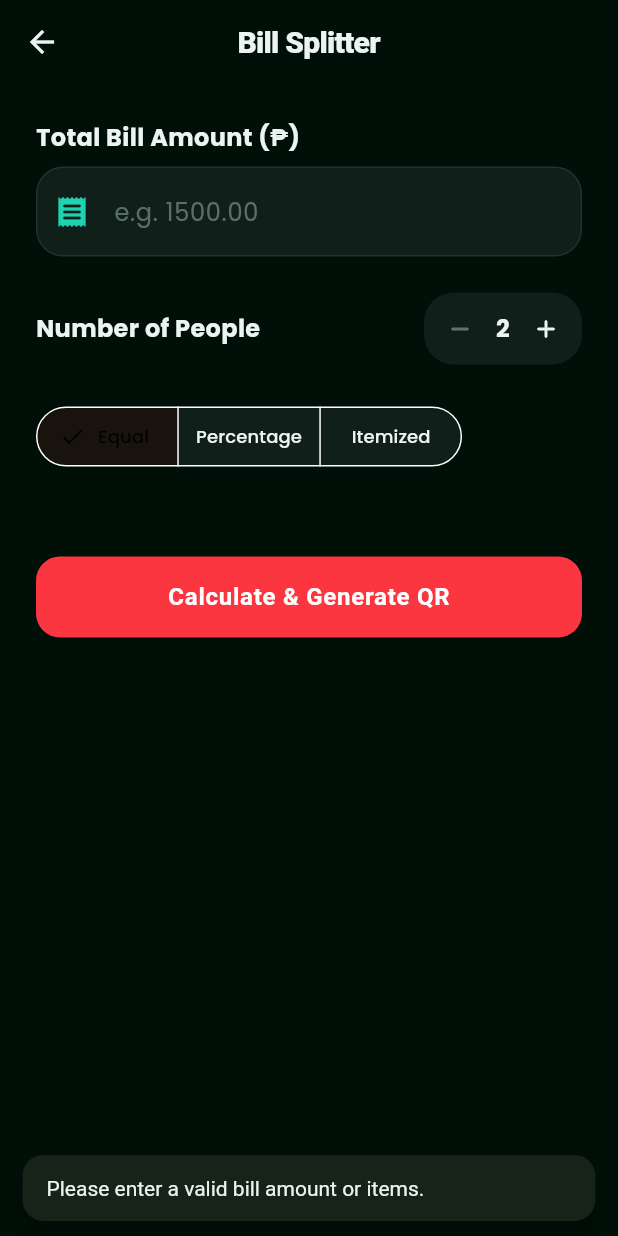
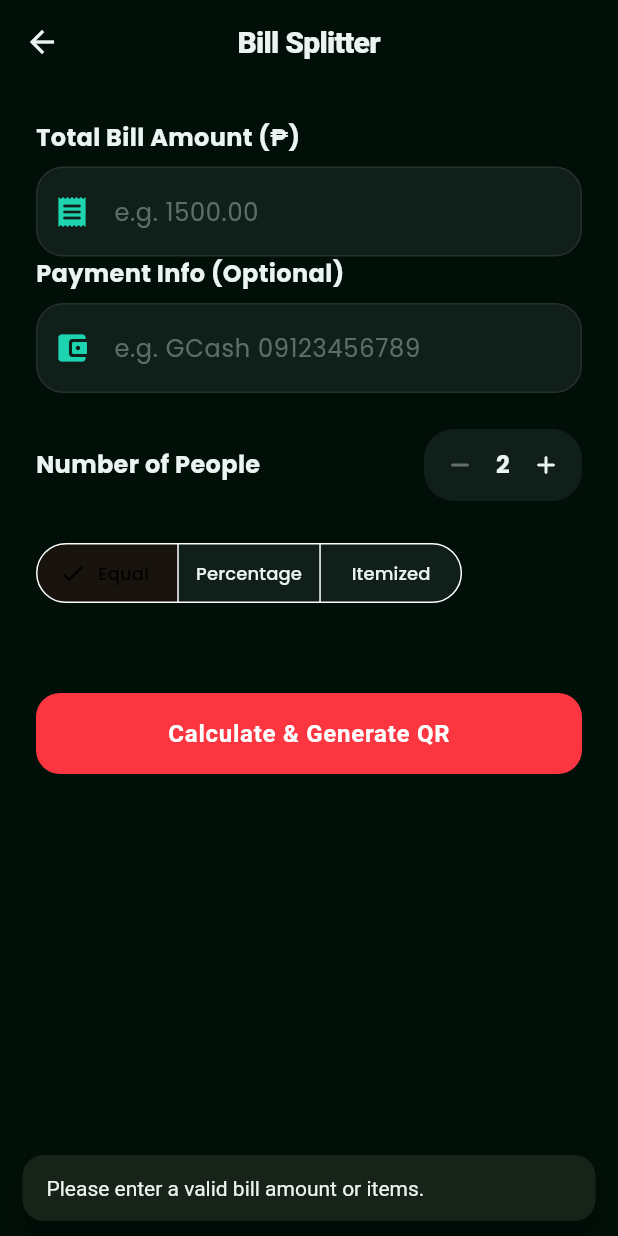
Before and after one commit to Jobylosis/resortsconnectapp, a Flutter app: the BillSplitterPage screen opened directly, after a tap on "Calculate & Generate QR", on a phone screen of 412 x 824 dp. Run offline on Flutter 3.47's test engine with Material 3 defaults, Android fonts, the phone set to English and light mode, and no system bars; our stand-ins replace chewie, firebase_auth, firebase_core, firebase_database, flutter_map, google_fonts and 7 more; missing offline and left inert: encrypt, mobile_scanner; accounts and stored records are empty; network calls fail.

Commit message:
feat: integrate bill splitting functionality and add QR scanning capabilities to the tourist dashboard

```diff
--- a/lib/bill_splitter_page.dart
+++ b/lib/bill_splitter_page.dart
@@ -6,7 +6,8 @@ import 'theme.dart';
 
 class BillSplitterPage extends StatefulWidget {
   final double? initialAmount;
-  const BillSplitterPage({super.key, this.initialAmount});
+  final String? resortGCash;
+  const BillSplitterPage({super.key, this.initialAmount, this.resortGCash});
 
   @override
   State<BillSplitterPage> createState() => _BillSplitterPageState();
@@ -14,6 +15,7 @@ class BillSplitterPage extends StatefulWidget {
 
 class _BillSplitterPageState extends State<BillSplitterPage> {
   late final TextEditingController _billController;
+  late final TextEditingController _paymentInfoController;
   int _peopleCount = 2;
   String _splitMode = 'equal'; // 'equal', 'percentage', 'itemized'
   List<double> _percentages = [50.0, 50.0];
@@ -28,11 +30,13 @@ class _BillSplitterPageState extends State<BillSplitterPage> {
     _billController = TextEditingController(
       text: widget.initialAmount != null ? widget.initialAmount.toString() : '',
     );
+    _paymentInfoController = TextEditingController();
   }
 
   @override
   void dispose() {
     _billController.dispose();
+    _paymentInfoController.dispose();
     super.dispose();
   }
 
@@ -71,6 +75,9 @@ class _BillSplitterPageState extends State<BillSplitterPage> {
 
     String qrData = "Bill Breakdown\\nTotal: ₱${totalBill.toStringAsFixed(2)}\\n\\n";
     List<Map<String, dynamic>> indQRs = [];
+    String paymentSuffix = _paymentInfoController.text.trim().isNotEmpty
+        ? "\\n\\nSend Payment To:\\n${_paymentInfoController.text.trim()}"
+        : "";
 
     if (_splitMode == 'percentage') {
       qrData += "Percentage Breakdown:\\n";
@@ -80,7 +87,7 @@ class _BillSplitterPageState extends State<BillSplitterPage> {
         indQRs.add({
           'name': _personNames[i],
           'amount': amt,
-          'text': "💰 Personal Bill\\nName: ${_personNames[i]}\\nTotal Owed: ₱${amt.toStringAsFixed(2)}\\nShare: ${_percentages[i].toStringAsFixed(1)}%"
+          'text': "💰 Personal Bill\\nName: ${_personNames[i]}\\nTotal Owed: ₱${amt.toStringAsFixed(2)}\\nShare: ${_percentages[i].toStringAsFixed(1)}%$paymentSuffix"
         });
       }
     } else if (_splitMode == 'itemized') {
@@ -105,11 +112,16 @@ class _BillSplitterPageState extends State<BillSplitterPage> {
         for (var item in personItems[who]!) {
           text += "- ${item['name']}: ₱${item['amt'].toStringAsFixed(2)}\\n";
         }
+        text += paymentSuffix;
         indQRs.add({'name': who, 'amount': amt, 'text': text});
       });
     } else {
       double evenSplit = totalBill / _peopleCount;
       qrData += "Split by: $_peopleCount people\\nEach pays: ₱${evenSplit.toStringAsFixed(2)}\\n";
+    }
+
+    if (paymentSuffix.isNotEmpty) {
+      qrData += paymentSuffix;
     }
 
     setState(() {
@@ -139,6 +151,39 @@ class _BillSplitterPageState extends State<BillSplitterPage> {
               decoration: InputDecoration(
                 hintText: 'e.g. 1500.00',
                 prefixIcon: const Icon(Icons.receipt_rounded),
+                filled: true,
+                fillColor: Theme.of(context).colorScheme.surface,
+                border: OutlineInputBorder(borderRadius: BorderRadius.circular(16), borderSide: BorderSide.none),
+              ),
+              onChanged: (v) => setState(() => _generatedQRData = null),
+            ),
+            Row(
+              mainAxisAlignment: MainAxisAlignment.spaceBetween,
+              children: [
+                const Text('Payment Info (Optional)', style: TextStyle(fontWeight: FontWeight.bold, fontSize: 16)),
+                if (widget.resortGCash != null)
+                  TextButton(
+                    onPressed: () {
+                      setState(() {
+                        _paymentInfoController.text = widget.resortGCash!;
+                        _generatedQRData = null;
+                      });
+                    },
+                    style: TextButton.styleFrom(
+                      padding: const EdgeInsets.symmetric(horizontal: 8, vertical: 0),
+                      minimumSize: const Size(0, 30),
+                      foregroundColor: AppTheme.primaryAccent,
+                    ),
+                    child: const Text('Use Resort GCash', style: TextStyle(fontSize: 12, fontWeight: FontWeight.bold)),
+                  ),
+              ],
+            ),
+            const SizedBox(height: 8),
+            TextFormField(
+              controller: _paymentInfoController,
+              decoration: InputDecoration(
+                hintText: 'e.g. GCash 09123456789',
+                prefixIcon: const Icon(Icons.account_balance_wallet_rounded),
                 filled: true,
                 fillColor: Theme.of(context).colorScheme.surface,
                 border: OutlineInputBorder(borderRadius: BorderRadius.circular(16), borderSide: BorderSide.none),
```
Also changed, not shown: lib/dashboards/tourist_dashboard.dart (+18 -2 lines), 2 other files.
